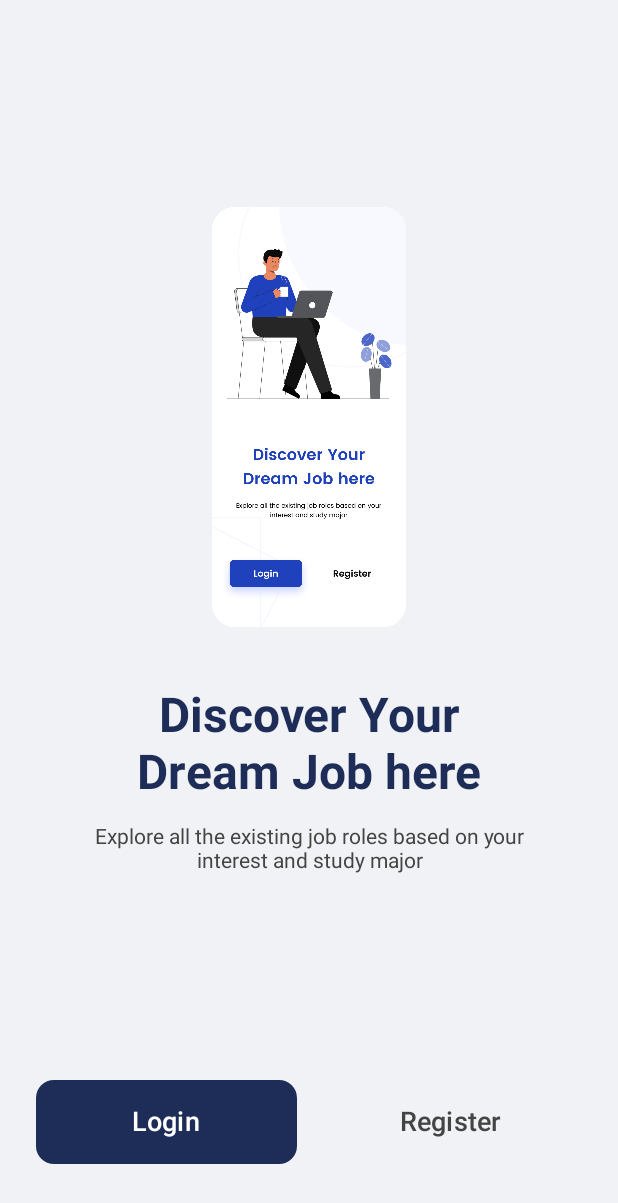
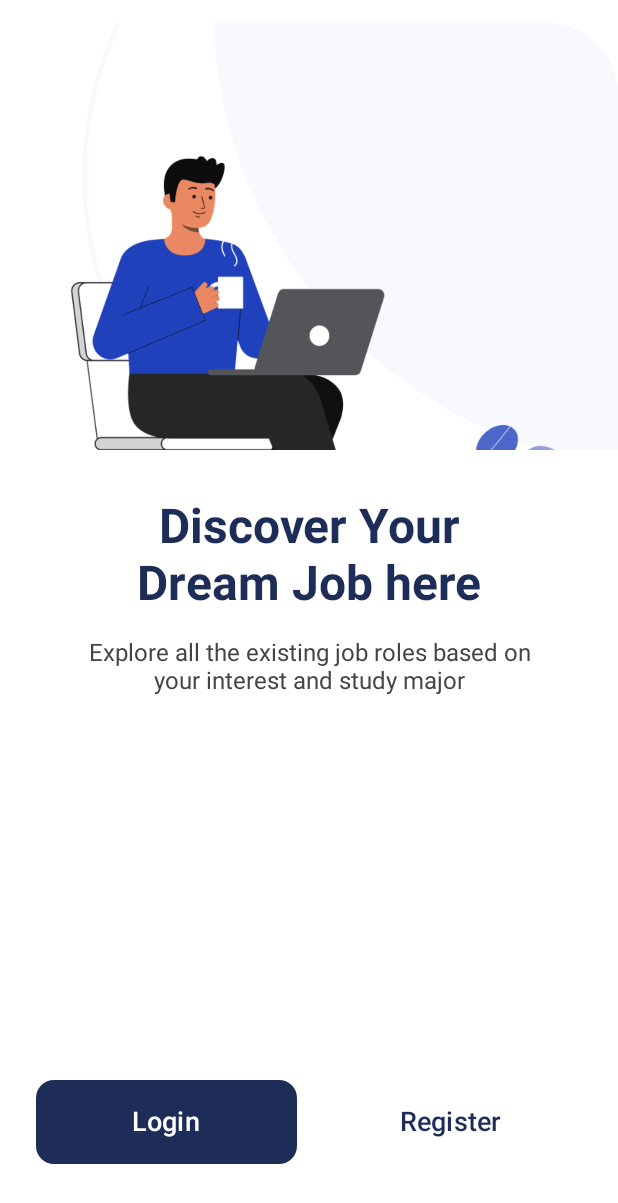
Before and after one commit to Nenki32/TP3-CHALLENGE, an Android app built with Jetpack Compose: the @Preview function WelcomeScreenPreview, on a phone screen of 412 x 824 dp. Shown: the top 1203 px of the screen. Run offline under Robolectric (Android 15) with nearby library versions, the phone set to English and light mode, and no system bars.

Commit message:
Challenge-#1 Finalizado

```diff
--- a/app/src/main/java/MainActivity.kt
+++ b/app/src/main/java/MainActivity.kt
@@ -1,3 +1,5 @@
+package com.example.myprimeraappandroid
+
 import android.os.Bundle
 import androidx.activity.ComponentActivity
 import androidx.activity.compose.setContent
--- a/app/src/main/java/com/example/myprimeraappandroid/ui/WelcomeScreen.kt
+++ b/app/src/main/java/com/example/myprimeraappandroid/ui/WelcomeScreen.kt
@@ -1,17 +1,18 @@
 package com.example.myprimeraappandroid.ui
 
 import androidx.compose.foundation.Image
+import androidx.compose.foundation.background
 import androidx.compose.foundation.layout.*
 import androidx.compose.foundation.shape.RoundedCornerShape
 import androidx.compose.material3.Button
 import androidx.compose.material3.ButtonDefaults
-import androidx.compose.material3.Scaffold
 import androidx.compose.material3.Text
 import androidx.compose.material3.TextButton
 import androidx.compose.runtime.Composable
 import androidx.compose.ui.Alignment
 import androidx.compose.ui.Modifier
 import androidx.compose.ui.graphics.Color
+import androidx.compose.ui.layout.ContentScale
 import androidx.compose.ui.res.painterResource
 import androidx.compose.ui.res.stringResource
 import androidx.compose.ui.text.font.FontWeight
@@ -23,22 +24,31 @@ import com.example.myprimeraappandroid.R
 
 @Composable
 fun WelcomeScreen() {
-    Scaffold(containerColor = Color(0xFFF0F2F5)) { paddingValues ->
+    Column(
+        modifier = Modifier
+            .fillMaxSize()
+            .background(Color.White),
+        horizontalAlignment = Alignment.CenterHorizontally
+    ) {
+        Image(
+            painter = painterResource(id = R.drawable.welcome_illustration),
+            contentDescription = "Welcome Illustration",
+            modifier = Modifier
+                .fillMaxWidth()
+                .height(300.dp)
+                .padding(top = 15.dp),
+            contentScale = ContentScale.Crop,
+            alignment = Alignment.TopCenter
+        )
         Column(
             modifier = Modifier
-                .fillMaxSize()
-                .padding(paddingValues)
+                .fillMaxWidth()
+                .weight(1f)
                 .padding(horizontal = 24.dp),
             horizontalAlignment = Alignment.CenterHorizontally,
-            verticalArrangement = Arrangement.Center
+            verticalArrangement = Arrangement.Top
         ) {
-            Spacer(modifier = Modifier.weight(1f))
-            Image(
-                painter = painterResource(id = R.drawable.welcome_illustration),
-                contentDescription = "Welcome Illustration",
-                modifier = Modifier.height(280.dp)
-            )
-            Spacer(modifier = Modifier.height(40.dp))
+            Spacer(modifier = Modifier.height(32.dp))
             Text(
                 text = stringResource(id = R.string.welcome_title),
                 fontSize = 32.sp,
@@ -46,13 +56,13 @@ fun WelcomeScreen() {
                 color = Color(0xFF1D2D57),
                 textAlign = TextAlign.Center
             )
-            Spacer(modifier = Modifier.height(16.dp))
+            Spacer(modifier = Modifier.height(18.dp))
             Text(
                 text = stringResource(id = R.string.welcome_subtitle),
-                fontSize = 14.sp,
+                fontSize = 16.sp,
                 color = Color.DarkGray,
                 textAlign = TextAlign.Center,
-                modifier = Modifier.padding(horizontal = 16.dp)
+                modifier = Modifier.padding(horizontal = 20.dp)
             )
             Spacer(modifier = Modifier.weight(1f))
             Row(
@@ -60,22 +70,32 @@ fun WelcomeScreen() {
                 horizontalArrangement = Arrangement.spacedBy(16.dp)
             ) {
                 Button(
-                    onClick = {},
+                    onClick = {  },
                     modifier = Modifier
                         .weight(1f)
                         .height(56.dp),
                     colors = ButtonDefaults.buttonColors(containerColor = Color(0xFF1D2D57)),
                     shape = RoundedCornerShape(12.dp)
                 ) {
-                    Text(stringResource(id = R.string.login_button_text), fontSize = 18.sp, fontWeight = FontWeight.SemiBold)
+                    Text(
+                        text = stringResource(id = R.string.login_button_text),
+                        fontSize = 18.sp,
+                        fontWeight = FontWeight.SemiBold,
+                        color = Color.White
+                    )
                 }
                 TextButton(
-                    onClick = { },
+                    onClick = {  },
                     modifier = Modifier
                         .weight(1f)
                         .height(56.dp)
                 ) {
-                    Text(stringResource(id = R.string.register_button_text), fontSize = 18.sp, fontWeight = FontWeight.SemiBold, color = Color.DarkGray)
+                    Text(
+                        text = stringResource(id = R.string.register_button_text),
+                        fontSize = 18.sp,
+                        fontWeight = FontWeight.SemiBold,
+                        color = Color(0xFF1D2D57)
+                    )
                 }
             }
             Spacer(modifier = Modifier.height(48.dp))
--- a/app/src/main/res/drawable/button_background.xml
+++ /dev/null
@@ -1,6 +0,0 @@
-<?xml version="1.0" encoding="utf-8"?>
-<shape xmlns:android="http://schemas.android.com/apk/res/android"
-    android:shape="rectangle">
-    <solid android:color="@color/primary_blue" />
-    <corners android:radius="12dp" />
-</shape>
--- a/app/src/main/res/drawable/input_field_background.xml
+++ /dev/null
@@ -1,6 +0,0 @@
-<?xml version="1.0" encoding="utf-8"?>
-<shape xmlns:android="http://schemas.android.com/apk/res/android"
-    android:shape="rectangle">
-    <solid android:color="@color/background_light_gray" />
-    <corners android:radius="12dp" />
-</shape>
--- a/app/src/main/res/drawable/social_icon_background.xml
+++ /dev/null
@@ -1,6 +0,0 @@
-<?xml version="1.0" encoding="utf-8"?>
-<shape xmlns:android="http://schemas.android.com/apk/res/android"
-    android:shape="rectangle">
-    <solid android:color="@color/social_icon_background" />
-    <corners android:radius="12dp" />
-</shape>
```
Also changed, not shown: app/src/main/AndroidManifest.xml (+2 -14 lines).
